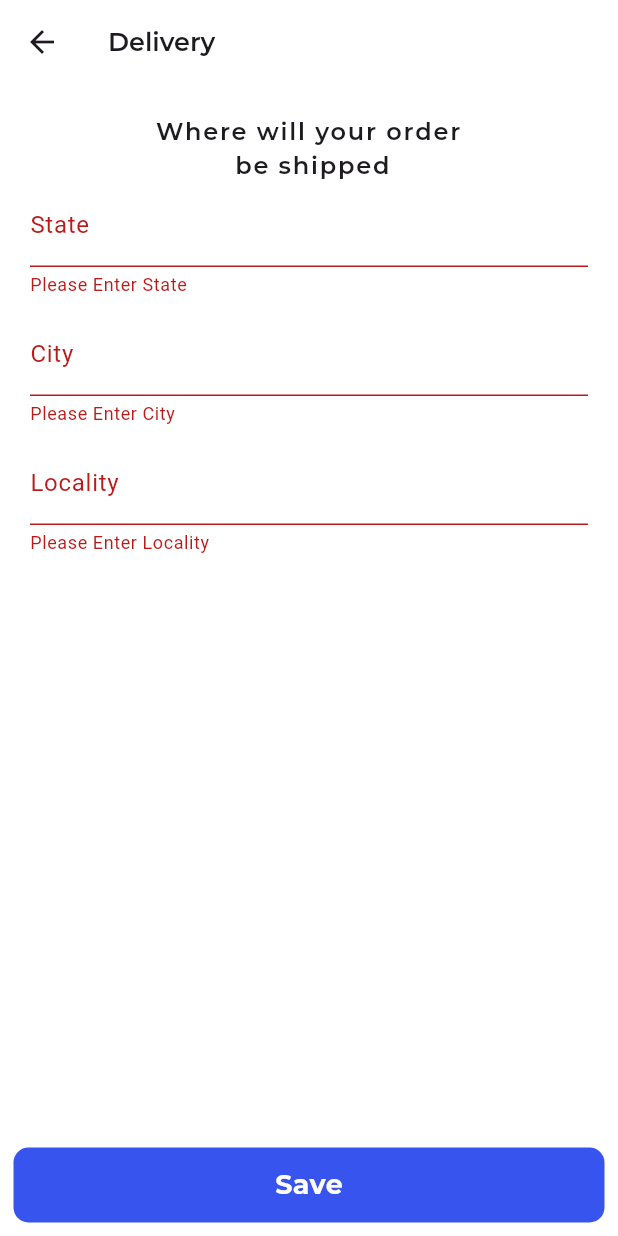
After one commit to shshaheen/Smart-Cart, a Flutter app: the ShippingAddressScreen screen opened directly, after a tap on "Save", on a phone screen of 412 x 824 dp. The commit adds this screen. Run offline on Flutter 3.47's test engine with Material 3 defaults, Android fonts, the phone set to English and light mode, and no system bars; our stand-ins replace flutter_riverpod, google_fonts, shared_preferences; accounts and stored records are empty.

Commit message:
Placing Orders

```diff
--- /dev/null
+++ b/lib/models/order.dart
@@ -0,0 +1,83 @@
+// ignore_for_file: public_member_api_docs, sort_constructors_first
+import 'dart:convert';
+
+class Order {
+  final String id;
+  final String fullName;
+  final String email;
+  final String state;
+  final String city;
+  final String locality;
+  final String productName;
+  final int productPrice;
+  final int quantity;
+  final String category;
+  final String image;
+  final String buyerId;
+  final String vendorId;
+  final bool processing;
+  final bool delivered;
+
+
+  Order({
+    required this.id,
+    required this.fullName,
+    required this.email,
+    required this.state,
+    required this.city,
+    required this.locality,
+    required this.productName,
+    required this.productPrice,
+    required this.quantity,
+    required this.category,
+    required this.image,
+    required this.buyerId,
+    required this.vendorId,
+    required this.processing,
+    required this.delivered,
+
+  });
+
+  Map<String, dynamic> toMap() {
+    return <String, dynamic>{
+      'id': id,
+      'fullName': fullName,
+      'email': email,
+      'state': state,
+      'city': city,
+      'locality': locality,
+      'productName': productName,
+      'productPrice': productPrice,
+      'quantity': quantity,
+      'category': category,
+      'image': image,
+      'buyerId': buyerId,
+      'vendorId': vendorId,
+      'processing': processing,
+    };
+  }
+
+  factory Order.fromMap(Map<String, dynamic> map) {
+    return Order(
+      id: map['_id'] ?? '',
+      fullName: map['fullName'] ?? '',
+      email: map['email'] ?? '',
+      state: map['state'] ?? '',
+      city: map['city'] ?? '',
+      locality: map['locality'] ?? '',
+      productName: map['productName'] ?? '',
+      productPrice: map['productPrice'] ?? 0,
+      quantity: map['quantity'] ?? 0,
+      category: map['category'] ?? '',
+      image: map['image'] ?? '',
+      buyerId: map['buyerId'] ?? '',
+      vendorId: map['vendorId'] ?? '',
+      processing: map['processing'] ?? true,
+      delivered: map['delivered'] ?? false,
+    );
+  }
+
+  String toJson() => json.encode(toMap());
+
+  factory Order.fromJson(String source) => Order.fromMap(json.decode(source) as Map<String, dynamic>);
+}
--- a/lib/providers/cart_provider.dart
+++ b/lib/providers/cart_provider.dart
@@ -99,4 +99,6 @@ class CartNotifier extends StateNotifier<Map<String, Cart>> {
 
     return totalAmount;
   }
+
+  Map<String, Cart> getCartItems() => state;
 }
--- a/lib/services/manage_http_response.dart
+++ b/lib/services/manage_http_response.dart
@@ -36,6 +36,6 @@ void showSnackBar(BuildContext context, String title) {
   ScaffoldMessenger.of(context).showSnackBar(SnackBar(
     margin: EdgeInsets.all(15),
     behavior: SnackBarBehavior.floating,
-    backgroundColor: Colors.grey,
+    backgroundColor: Colors.black,
     content: Text(title)));
 }
--- /dev/null
+++ b/lib/views/screens/details/screens/shipping_address_screen.dart
@@ -0,0 +1,125 @@
+import 'package:flutter/material.dart';
+import 'package:google_fonts/google_fonts.dart';
+
+class ShippingAddressScreen extends StatefulWidget {
+  const ShippingAddressScreen({super.key});
+
+  @override
+  State<ShippingAddressScreen> createState() => _ShippingAddressScreenState();
+}
+
+class _ShippingAddressScreenState extends State<ShippingAddressScreen> {
+  final GlobalKey<FormState> _formKey = GlobalKey<FormState>();
+  @override
+  Widget build(BuildContext context) {
+    return Scaffold(
+      backgroundColor: Colors.white.withAlpha(233),
+      appBar: AppBar(
+        backgroundColor: Colors.white.withAlpha(233),
+        title: Text(
+          "Delivery",
+          style: GoogleFonts.montserrat(
+            fontWeight: FontWeight.w600,
+            fontSize: 17,
+          ),
+        ),
+      ),
+      body: Padding(
+        padding: const EdgeInsets.symmetric(
+          horizontal: 20,
+          vertical: 20,
+        ),
+        child: Center(
+          child: Form(
+            key: _formKey,
+            child: Column(
+              children: [
+                Text(
+                  'Where will your order \n be shipped',
+                  textAlign: TextAlign.center,
+                  style: GoogleFonts.montserrat(
+                    fontSize: 16,
+                    letterSpacing: 1.2,
+                    fontWeight: FontWeight.w600,
+                  ),
+                ),
+                TextFormField(
+                  validator: (value) {
+                    if (value!.isEmpty) {
+                      return "Please Enter State";
+                    } else {
+                      return null;
+                    }
+                  },
+                  decoration: InputDecoration(
+                    labelText: "State",
+                  ),
+                ),
+                SizedBox(
+                  height: 10,
+                ),
+                TextFormField(
+                  validator: (value) {
+                    if (value!.isEmpty) {
+                      return "Please Enter City";
+                    } else {
+                      return null;
+                    }
+                  },
+                  decoration: InputDecoration(
+                    labelText: "City",
+                  ),
+                ),
+                SizedBox(
+                  height: 10,
+                ),
+                TextFormField(
+                  validator: (value) {
+                    if (value!.isEmpty) {
+                      return "Please Enter Locality";
+                    } else {
+                      return null;
+                    }
+                  },
+                  decoration: InputDecoration(
+                    labelText: "Locality",
+                  ),
+                ),
+              ],
+            ),
+          ),
+        ),
+      ),
+      bottomNavigationBar: Padding(
+        padding: const EdgeInsets.all(9.0),
+        child: InkWell(
+          onTap: () {
+            if (_formKey.currentState!.validate()) {
+              print("Valid");
+            } else {
+              print("Not Valid");
+            }
+          },
+          child: Container(
+            width: MediaQuery.of(context).size.width,
+            height: 50,
+            decoration: BoxDecoration(
+              color: Color(0xFF3854EE),
+              borderRadius: BorderRadius.circular(10),
+            ),
+            child: Center(
+              child: Text(
+                "Save",
+                style: GoogleFonts.montserrat(
+                  color: Colors.white,
+                  fontSize: 18,
+                  fontWeight: FontWeight.bold,
+                ),
+              ),
+            ),
+          ),
+        ),
+      ),
+    );
+  }
+}
```
Also changed, not shown: lib/controllers/order_controller.dart (added, +59 -0 lines), lib/views/screens/details/screens/checkout_screen.dart (+66 -7 lines).
